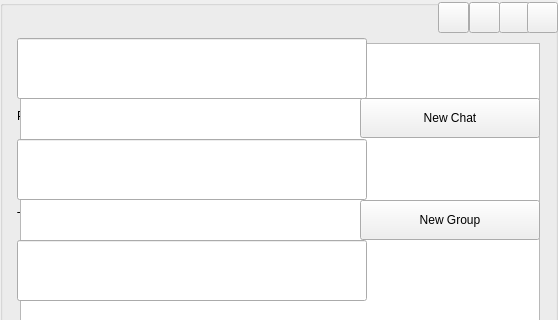
Qt form mainwindow.ui (borhanem/Messenger_Void_13) before a commit; both pictures show x 0 to 558 and y 0 to 320 of the 558 by 588 pixel window.
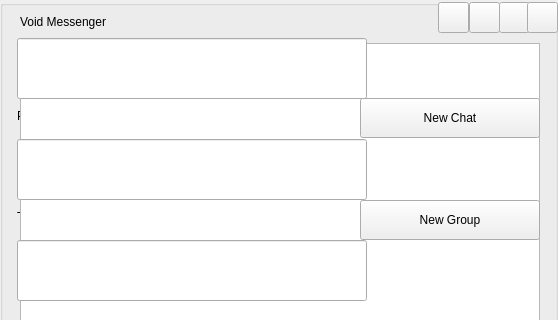
The same form after that commit. Icons and pictures are not drawn.

Commit message: void messenger lbl added to mainwindow.ui

```diff
--- a/mainwindow.ui
+++ b/mainwindow.ui
@@ -397,6 +397,30 @@
         <string/>
        </property>
       </widget>
+      <widget class="QLabel" name="VoidMSG_lbl">
+       <property name="geometry">
+        <rect>
+         <x>20</x>
+         <y>4</y>
+         <width>320</width>
+         <height>35</height>
+        </rect>
+       </property>
+       <property name="styleSheet">
+        <string notr="true">/*
+font: 9pt &quot;Simplified Arabic Fixed&quot;;
+font: 9pt &quot;Segoe Script&quot;;
+font: 9pt &quot;Papyrus&quot;;
+font: 9pt &quot;Wide Latin&quot;;
+font: 700 9pt &quot;System&quot;;
+font: 9pt &quot;Viner Hand ITC&quot;;
+font: 9pt &quot;Terminal&quot;;*/
+font: 700 16pt &quot;Segoe Print&quot;;</string>
+       </property>
+       <property name="text">
+        <string>Void Messenger</string>
+       </property>
+      </widget>
      </widget>
     </widget>
     <widget class="QWidget" name="page_2">
```
The commit also changes 1 other file.
